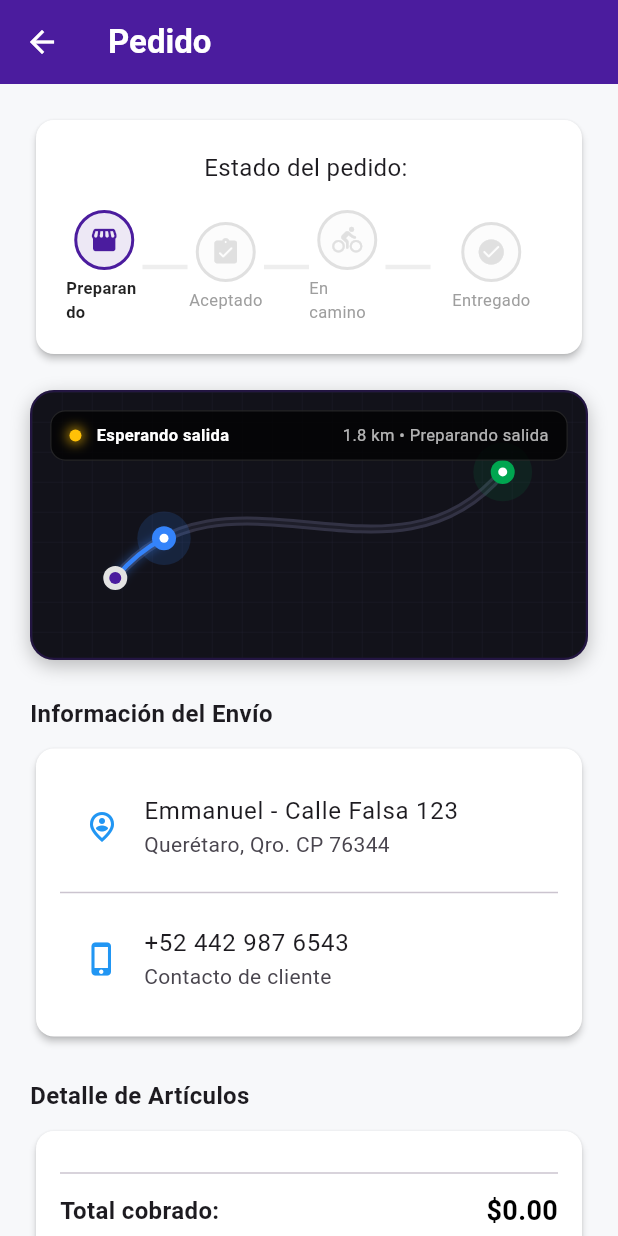
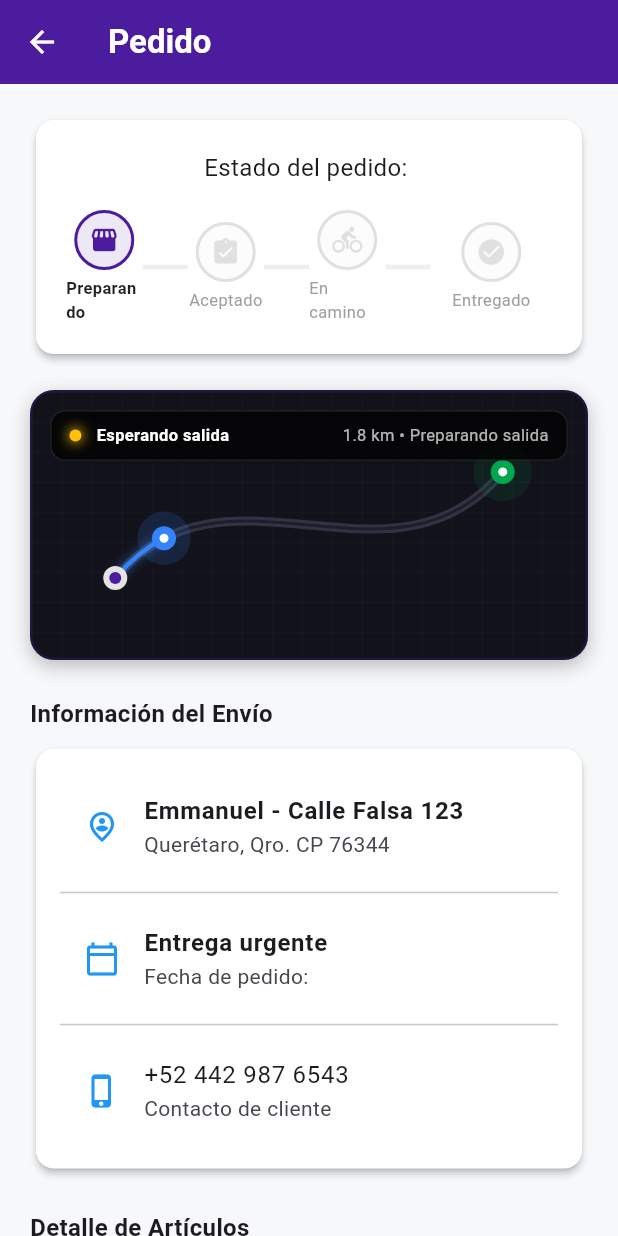
Before and after one commit to manolokogamerx45-beep/Meli360, a Flutter app: the ActiveDeliveryScreen screen opened directly with empty values, on a phone screen of 412 x 824 dp. Run offline on Flutter 3.47's test engine with Material 3 defaults, Android fonts, the phone set to English and light mode, and no system bars; our stand-ins replace cached_network_image, cloud_firestore, dio, firebase_core, flutter_riverpod, freezed_annotation and 3 more; accounts and stored records are empty; generated files the repository leaves out were written again; network calls fail.

Commit message:
feat: mostrar plazo de entrega y ganancia estimada del repartidor en las vistas

```diff
--- a/repartidor_app/lib/main.dart
+++ b/repartidor_app/lib/main.dart
@@ -90,6 +90,20 @@ class Order {
     this.timestamp,
     this.keyword,
   });
+
+  // Getter para calcular el plazo de entrega
+  String get plazoEntrega {
+    final now = DateTime.now();
+    final hoyFormateado = "${now.day.toString().padLeft(2, '0')}/${now.month.toString().padLeft(2, '0')}/${now.year}";
+    if (fecha == hoyFormateado) {
+      return "Entregar hoy";
+    } else {
+      return "Entrega urgente";
+    }
+  }
+
+  // Getter para calcular la ganancia del repartidor: Tarifa base $55 + 5% del valor del pedido
+  double get gananciaRepartidor => 55.0 + (total * 0.05);
 
   factory Order.fromJson(Map<String, dynamic> json, {String? docId}) {
     var itemsList = json['items'] as List? ?? [];
@@ -922,7 +936,44 @@ class _OrdersListScreenState extends State<OrdersListScreen> {
                         ),
                       ],
                     ),
-                    const SizedBox(height: 16),
+                    const SizedBox(height: 12),
+                    Row(
+                      children: [
+                        const Icon(Icons.monetization_on_rounded, size: 16, color: Color(0xFF00A650)),
+                        const SizedBox(width: 4),
+                        Text(
+                          'Tu ganancia: ',
+                          style: TextStyle(fontSize: 12, color: Colors.grey[600], fontWeight: FontWeight.w500),
+                        ),
+                        Text(
+                          '\$${orden.gananciaRepartidor.toStringAsFixed(2)} MXN',
+                          style: const TextStyle(fontSize: 13, color: Color(0xFF00A650), fontWeight: FontWeight.bold),
+                        ),
+                        const Spacer(),
+                        const Icon(Icons.calendar_today_rounded, size: 13, color: Colors.grey),
+                        const SizedBox(width: 4),
+                        Container(
+                          padding: const EdgeInsets.symmetric(horizontal: 6, vertical: 2),
+                          decoration: BoxDecoration(
+                            color: orden.plazoEntrega.contains('urgente')
+                                ? Colors.redAccent.withOpacity(0.1)
+                                : const Color(0xFF4B1C9E).withOpacity(0.1),
+                            borderRadius: BorderRadius.circular(4),
+                          ),
+                          child: Text(
+                            orden.plazoEntrega,
+                            style: TextStyle(
+                              fontSize: 10,
+                              fontWeight: FontWeight.bold,
+                              color: orden.plazoEntrega.contains('urgente')
+                                  ? Colors.redAccent
+                                  : const Color(0xFF4B1C9E),
+                            ),
+                          ),
+                        ),
+                      ],
+                    ),
+                    const SizedBox(height: 12),
                     Row(
                       children: [
                         const Icon(Icons.location_on_outlined, size: 16, color: Colors.grey),
@@ -1092,7 +1143,25 @@ class _OrdersListScreenState extends State<OrdersListScreen> {
                           const SizedBox(height: 6),
                           Text(
                             '${order.items.length} artículo(s) • ${order.fecha}',
-                            style: TextStyle(color: Colors.grey[600], fontSize: 12),
+                            style: TextStyle(color: Colors.grey[600], fontSize: 11),
+                          ),
+                          const SizedBox(height: 6),
+                          Row(
+                            children: [
+                              Text(
+                                'Ganancia: ',
+                                style: TextStyle(color: Colors.grey[600], fontSize: 11),
+                              ),
+                              Text(
+                                '\$${order.gananciaRepartidor.toStringAsFixed(2)}',
+                                style: const TextStyle(color: Color(0xFF00A650), fontWeight: FontWeight.bold, fontSize: 12),
+                              ),
+                              const Spacer(),
+                              Text(
+                                order.plazoEntrega,
+                                style: const TextStyle(color: Color(0xFF4B1C9E), fontWeight: FontWeight.w600, fontSize: 11),
+                              ),
+                            ],
                           ),
                           const SizedBox(height: 8),
                           Row(
@@ -1193,9 +1262,18 @@ class _OrdersListScreenState extends State<OrdersListScreen> {
                       const SizedBox(width: 12),
                       const Text('Detalles de Entrega', style: TextStyle(fontSize: 18, fontWeight: FontWeight.bold)),
                       const Spacer(),
-                      Text(
-                        'Total: \$${order.total.toStringAsFixed(2)}',
-                        style: const TextStyle(fontSize: 22, fontWeight: FontWeight.bold, color: Colors.black),
+                      Column(
+                        crossAxisAlignment: CrossAxisAlignment.end,
+                        children: [
+                          Text(
+                            'Ganancia: \$${order.gananciaRepartidor.toStringAsFixed(2)} MXN',
+                            style: const TextStyle(fontSize: 17, fontWeight: FontWeight.bold, color: Color(0xFF00A650)),
+                          ),
+                          Text(
+                            'Valor pedido: \$${order.total.toStringAsFixed(2)}',
+                            style: const TextStyle(fontSize: 12, color: Colors.grey),
+                          ),
+                        ],
                       ),
                     ],
                   ),
@@ -1937,17 +2015,23 @@ class _ActiveDeliveryScreenState extends State<ActiveDeliveryScreen> {
               color: Colors.white,
               elevation: 2,
               shape: RoundedRectangleBorder(borderRadius: BorderRadius.circular(12)),
-              child: const Padding(
-                padding: EdgeInsets.all(16.0),
+              child: Padding(
+                padding: const EdgeInsets.all(16.0),
                 child: Column(
                   children: [
-                    ListTile(
+                    const ListTile(
                       leading: Icon(Icons.person_pin_circle_outlined, color: Colors.blue),
-                      title: Text('Emmanuel - Calle Falsa 123'),
+                      title: Text('Emmanuel - Calle Falsa 123', style: TextStyle(fontWeight: FontWeight.bold)),
                       subtitle: Text('Querétaro, Qro. CP 76344'),
                     ),
-                    Divider(),
+                    const Divider(),
                     ListTile(
+                      leading: const Icon(Icons.calendar_today_outlined, color: Colors.blue),
+                      title: Text(_ordenActual.plazoEntrega, style: const TextStyle(fontWeight: FontWeight.bold)),
+                      subtitle: Text('Fecha de pedido: ${_ordenActual.fecha}'),
+                    ),
+                    const Divider(),
+                    const ListTile(
                       leading: Icon(Icons.phone_iphone, color: Colors.blue),
                       title: Text('+52 442 987 6543'),
                       subtitle: Text('Contacto de cliente'),
@@ -1987,6 +2071,17 @@ class _ActiveDeliveryScreenState extends State<ActiveDeliveryScreen> {
                         Text(
                           '\$${_ordenActual.total.toStringAsFixed(2)}',
                           style: const TextStyle(fontSize: 18, fontWeight: FontWeight.bold, color: Colors.black),
+                        ),
+                      ],
+                    ),
+                    const SizedBox(height: 8),
+                    Row(
+                      children: [
+                        const Text('Tu ganancia por entrega:', style: TextStyle(fontSize: 14, color: Color(0xFF00A650), fontWeight: FontWeight.bold)),
+                        const Spacer(),
+                        Text(
+                          '\$${_ordenActual.gananciaRepartidor.toStringAsFixed(2)}',
+                          style: const TextStyle(fontSize: 16, fontWeight: FontWeight.bold, color: Color(0xFF00A650)),
                         ),
                       ],
                     )
```
